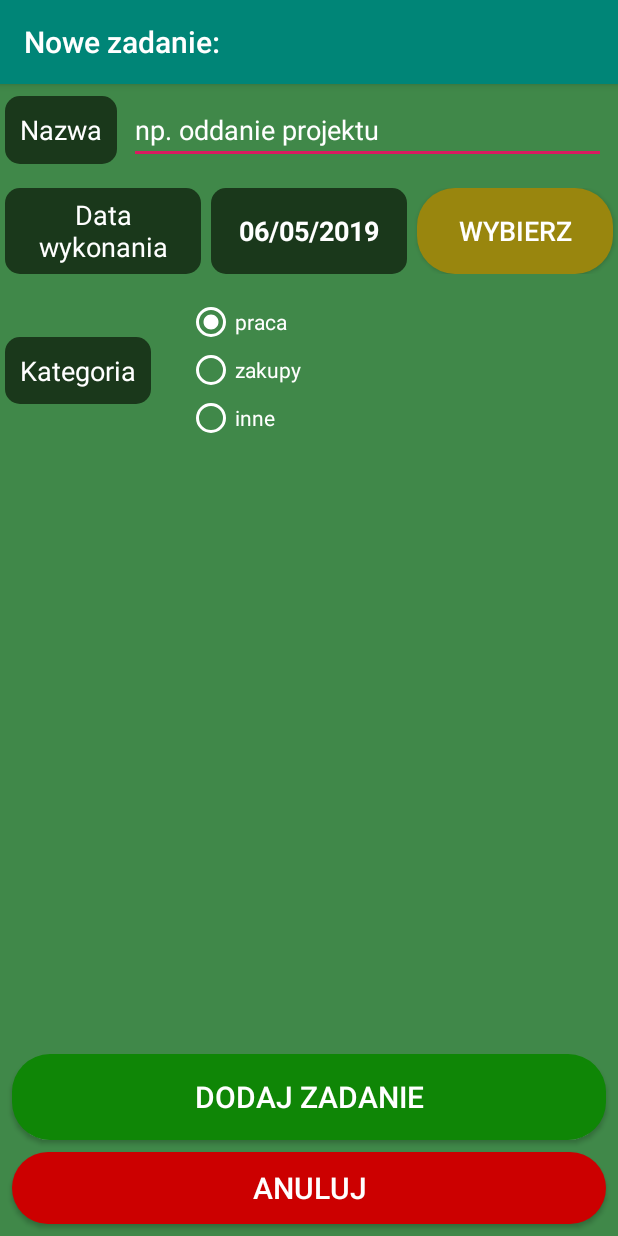
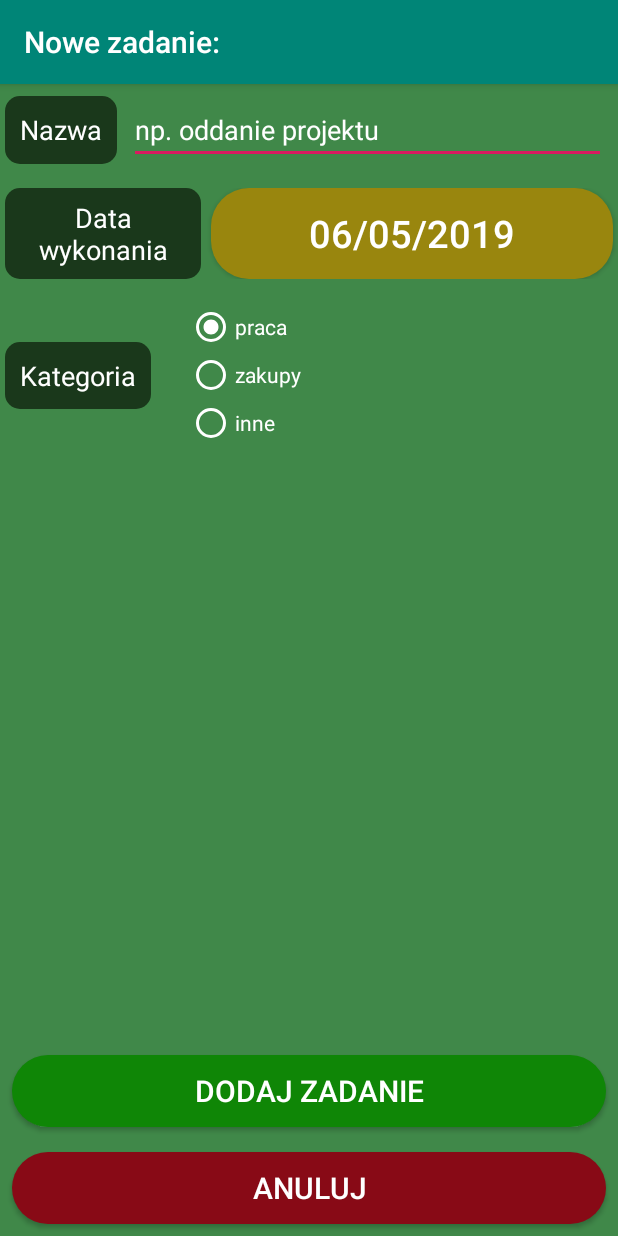
Before and after one commit to Rafi6677/ToDo-App---Android, an Android app: the AddTaskActivity screen opened directly, with no data from a screen before it, on a phone screen of 412 x 824 dp. Run offline under Robolectric (Android 15) with nearby library versions, the phone set to English and light mode, and no system bars.

Commit message:
Date format changed

```diff
--- a/app/src/main/java/com/example/todoapp/activities/AddTaskActivity.kt
+++ b/app/src/main/java/com/example/todoapp/activities/AddTaskActivity.kt
@@ -4,6 +4,7 @@ import android.app.DatePickerDialog
 import android.content.Intent
 import android.support.v7.app.AppCompatActivity
 import android.os.Bundle
+import android.widget.Button
 import android.widget.TextView
 import android.widget.Toast
 import com.example.todoapp.R
@@ -33,7 +34,7 @@ class AddTaskActivity : AppCompatActivity() {
         val month = calendar.get(Calendar.MONTH)
         val day = calendar.get(Calendar.DAY_OF_MONTH)
 
-        switchDateType(day, month, year, dateChoosen_AddTaskTextView)
+        switchDateType(day, month, year, addDate_AddTaskButton)
 
         taskCategory_AddTaskRadioGroup.check(categoryWork_AddTaskRadioButton.id)
 
@@ -47,7 +48,7 @@ class AddTaskActivity : AppCompatActivity() {
 
         addDate_AddTaskButton.setOnClickListener {
             val dialog = DatePickerDialog(this, DatePickerDialog.OnDateSetListener { view, y, m, d ->
-                switchDateType(d, m, y, dateChoosen_AddTaskTextView)
+                switchDateType(d, m, y, addDate_AddTaskButton)
             }, year, month, day)
 
             dialog.show()
@@ -70,7 +71,7 @@ class AddTaskActivity : AppCompatActivity() {
         }
     }
 
-    private fun switchDateType(d: Int,m: Int, y: Int, editText: TextView) {
+    private fun switchDateType(d: Int,m: Int, y: Int, button: Button) {
         val mm = m+1
 
         var day: String = d.toString()
@@ -80,7 +81,7 @@ class AddTaskActivity : AppCompatActivity() {
         if(d < 10) day = "0$d"
         if(mm < 10) month = "0$mm"
 
-        editText.text = "$day/$month/$year"
+        button.text = "$day/$month/$year"
     }
 
     private fun checkIfAnyFieldIsEmpty() : Boolean {
@@ -89,7 +90,7 @@ class AddTaskActivity : AppCompatActivity() {
 
     private fun insertData() {
         val taskName = taskName_AddTaskEditText.text.toString()
-        val taskDate = dateChoosen_AddTaskTextView.text.toString()
+        val taskDate = addDate_AddTaskButton.text.toString()
 
         println(taskCategory)
         val task = Task(taskName, taskDate, taskCategory)
--- a/app/src/main/res/drawable/cancel_button_background.xml
+++ b/app/src/main/res/drawable/cancel_button_background.xml
@@ -1,6 +1,6 @@
 <?xml version="1.0" encoding="utf-8"?>
 <shape xmlns:android="http://schemas.android.com/apk/res/android"
        android:shape="rectangle">
-    <solid android:color="@android:color/holo_red_dark" />
+    <solid android:color="@color/colorCancelButton" />
     <corners android:radius="25dp"/>
 </shape>
--- a/app/src/main/res/layout/activity_add_task.xml
+++ b/app/src/main/res/layout/activity_add_task.xml
@@ -58,7 +58,7 @@
                 android:layout_width="match_parent"
                 android:layout_height="match_parent"
                 android:id="@+id/taskDate_AddTaskTextView"
-                android:layout_weight="1"
+                android:layout_weight="2"
                 android:textSize="18sp"
                 android:gravity="center"
                 android:paddingLeft="10dp"
@@ -67,21 +67,8 @@
                 android:layout_marginRight="3dp"
                 android:textColor="@android:color/white"
                 android:background="@drawable/task_list_row_title_background"/>
-        <TextView
+        <Button
                 android:text="@string/new_task_date_hint"
-                android:layout_width="match_parent"
-                android:layout_height="match_parent"
-                android:gravity="center"
-                android:id="@+id/dateChoosen_AddTaskTextView"
-                android:layout_marginRight="3dp"
-                android:layout_marginLeft="3dp"
-                android:layout_weight="1"
-                android:textSize="18sp"
-                android:textColor="@android:color/white"
-                android:textStyle="bold"
-                android:background="@drawable/task_list_row_title_background"/>
-        <Button
-                android:text="@string/new_task_date_button"
                 android:layout_width="match_parent"
                 android:layout_height="match_parent"
                 android:id="@+id/addDate_AddTaskButton"
@@ -90,7 +77,7 @@
                 android:layout_marginRight="3dp"
                 android:background="@drawable/choose_date_button_background"
                 android:textColor="@android:color/white"
-                android:textSize="18sp"/>
+                android:textSize="25sp"/>
     </LinearLayout>
     <RadioGroup
             android:layout_width="0dp"
@@ -148,16 +135,18 @@
     <Button
             android:text="@string/task_list_add_button"
             android:layout_width="0dp"
-            android:layout_height="57dp"
+            android:layout_height="wrap_content"
             android:id="@+id/addTask_AddTaskButton"
             app:layout_constraintEnd_toEndOf="parent"
             android:layout_marginEnd="8dp"
             app:layout_constraintStart_toStartOf="parent"
             android:layout_marginStart="8dp"
-            app:layout_constraintBottom_toTopOf="@+id/cancel_AddTaskButton"
             android:background="@drawable/add_task_button_background"
             android:textColor="@android:color/white"
-            android:textSize="20sp" android:layout_marginBottom="8dp"/>
+            android:textSize="20sp"
+            app:layout_constraintBottom_toTopOf="@+id/cancel_AddTaskButton" android:layout_marginTop="8dp"
+            app:layout_constraintTop_toBottomOf="@+id/taskCategory_AddTaskRadioGroup"
+            app:layout_constraintVertical_bias="0.96"/>
     <Button
             android:text="@string/new_task_cancel_button"
             android:layout_width="0dp"
--- a/app/src/main/res/values/colors.xml
+++ b/app/src/main/res/values/colors.xml
@@ -9,4 +9,5 @@
     <color name="colorBackgroundRow">#99860E</color>
 
     <color name="colorAddTaskButton">#0F8606</color>
+    <color name="colorCancelButton">#880A16</color>
 </resources>
```
Also changed, not shown: app/src/main/java/com/example/todoapp/activities/EditTaskActivity.kt (+7 -6 lines), app/src/main/res/layout/activity_edit_task.xml (+16 -15 lines).
